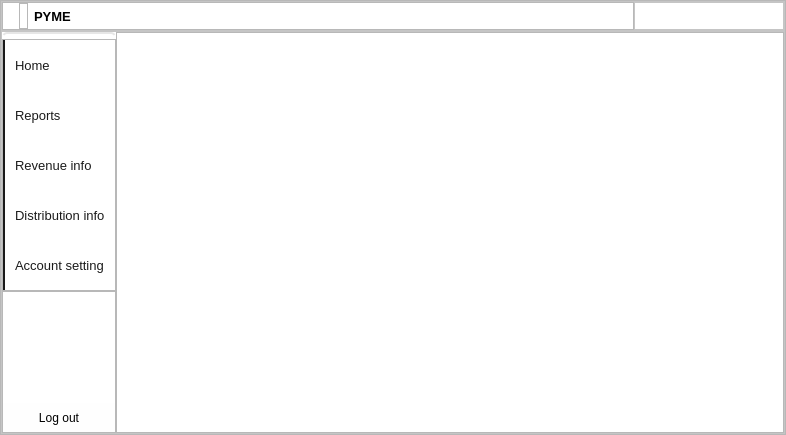
First picture: the form in Frontend/dashboardUI.ui, repository XxDdUu/DACS01, before the edit.
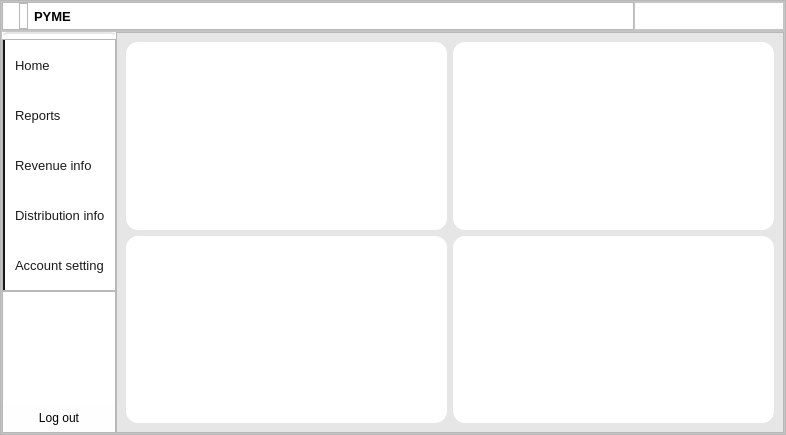
Second picture: the form after the edit. The open tabs and pages were chosen to show the change. Icons and pictures are not drawn. Custom widgets are drawn as their Qt base class.

```diff
--- a/Frontend/dashboardUI.ui
+++ b/Frontend/dashboardUI.ui
@@ -1484,7 +1484,59 @@
                </widget>
                <widget class="QWidget" name="Revenue_page"/>
                <widget class="QWidget" name="Report_page"/>
-               <widget class="QWidget" name="Home_page"/>
+               <widget class="QWidget" name="Home_page">
+                <property name="styleSheet">
+                 <string notr="true">#Home_page {
+	background-color:rgb(230, 230, 230);
+}
+QFrame {
+	background-color: rgb(255, 255, 255);
+	border-radius: 12px;
+}</string>
+                </property>
+                <layout class="QGridLayout" name="gridLayout_2">
+                 <item row="0" column="1">
+                  <widget class="QFrame" name="frame_6">
+                   <property name="frameShape">
+                    <enum>QFrame::StyledPanel</enum>
+                   </property>
+                   <property name="frameShadow">
+                    <enum>QFrame::Raised</enum>
+                   </property>
+                  </widget>
+                 </item>
+                 <item row="0" column="0">
+                  <widget class="QFrame" name="total_revenue_frame">
+                   <property name="frameShape">
+                    <enum>QFrame::StyledPanel</enum>
+                   </property>
+                   <property name="frameShadow">
+                    <enum>QFrame::Raised</enum>
+                   </property>
+                  </widget>
+                 </item>
+                 <item row="1" column="0">
+                  <widget class="QFrame" name="frame_7">
+                   <property name="frameShape">
+                    <enum>QFrame::StyledPanel</enum>
+                   </property>
+                   <property name="frameShadow">
+                    <enum>QFrame::Raised</enum>
+                   </property>
+                  </widget>
+                 </item>
+                 <item row="1" column="1">
+                  <widget class="QFrame" name="frame_8">
+                   <property name="frameShape">
+                    <enum>QFrame::StyledPanel</enum>
+                   </property>
+                   <property name="frameShadow">
+                    <enum>QFrame::Raised</enum>
+                   </property>
+                  </widget>
+                 </item>
+                </layout>
+               </widget>
               </widget>
              </item>
             </layout>
```
Left out of the diff: 6 changed lines with no effect on the pictures.
